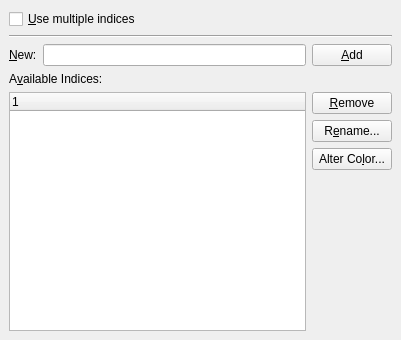
Qt form src/frontends/qt4/ui/IndicesUi.ui (cburschka/lyx) before a commit.
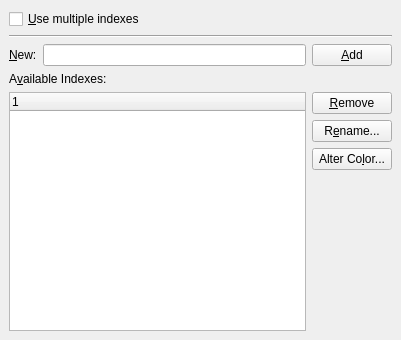
The same form after that commit.

Commit message: indices -> indexes.

Patch:
```diff
--- a/src/frontends/qt4/ui/IndicesUi.ui
+++ b/src/frontends/qt4/ui/IndicesUi.ui
@@ -85,7 +85,7 @@
    <item row="3" column="0" >
     <widget class="QLabel" name="availableLA" >
      <property name="text" >
-      <string>A&amp;vailable Indices:</string>
+      <string>A&amp;vailable Indexes:</string>
      </property>
      <property name="buddy" >
       <cstring>indicesTW</cstring>
@@ -101,7 +101,7 @@
       <string>Check if you need multiple indices (e.g., an Index of Names)</string>
      </property>
      <property name="text" >
-      <string>&amp;Use multiple indices</string>
+      <string>&amp;Use multiple indexes</string>
      </property>
     </widget>
    </item>
```
Left out of the diff: 2 changed lines with no effect on the pictures. The commit also changes 4 other files.
